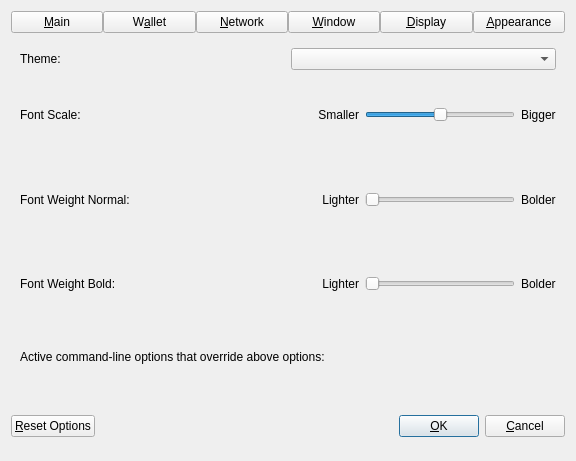
Before: the Qt Designer form src/qt/forms/optionsdialog.ui in xdustinface/dash, drawn with Qt 5.
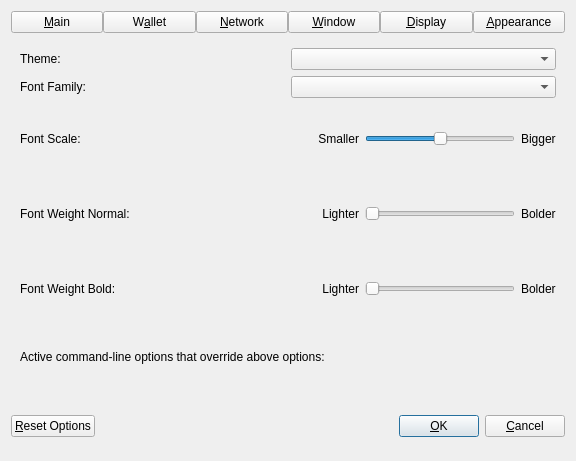
After: the same form once the commit is applied. The open tabs and pages were chosen to show the change. Custom widgets are drawn as their Qt base class.

Commit message:
qt: Add font family setting to Appearance tab of OptionsDialog
Allows to choose between system default font or montserrat

```diff
--- a/src/qt/forms/optionsdialog.ui
+++ b/src/qt/forms/optionsdialog.ui
@@ -887,6 +887,20 @@
          </item>
         </layout>
        </item>
+       <item>
+        <layout class="QHBoxLayout" name="layoutFamily" stretch="0,0">
+         <item>
+          <widget class="QLabel" name="lblFontFamily">
+           <property name="text">
+            <string>Font Family:</string>
+           </property>
+          </widget>
+         </item>
+         <item>
+          <widget class="QValueComboBox" name="fontFamily"/>
+         </item>
+        </layout>
+       </item>
        <item>
         <layout class="QHBoxLayout" name="layoutScale">
          <property name="topMargin">
```
The commit also changes 4 other files.
